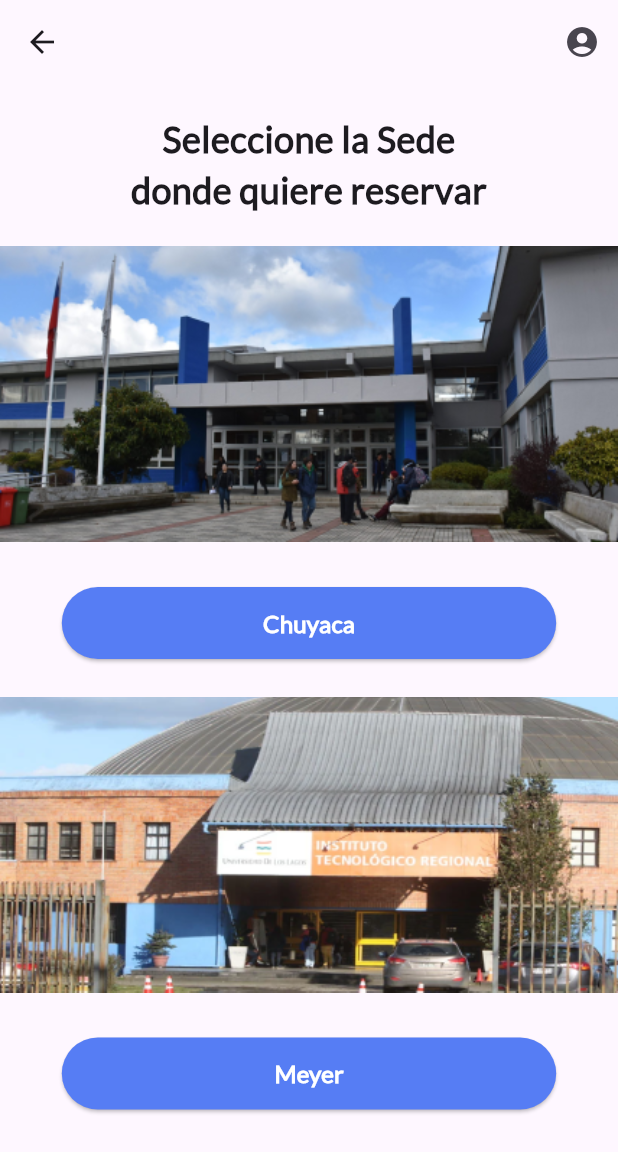
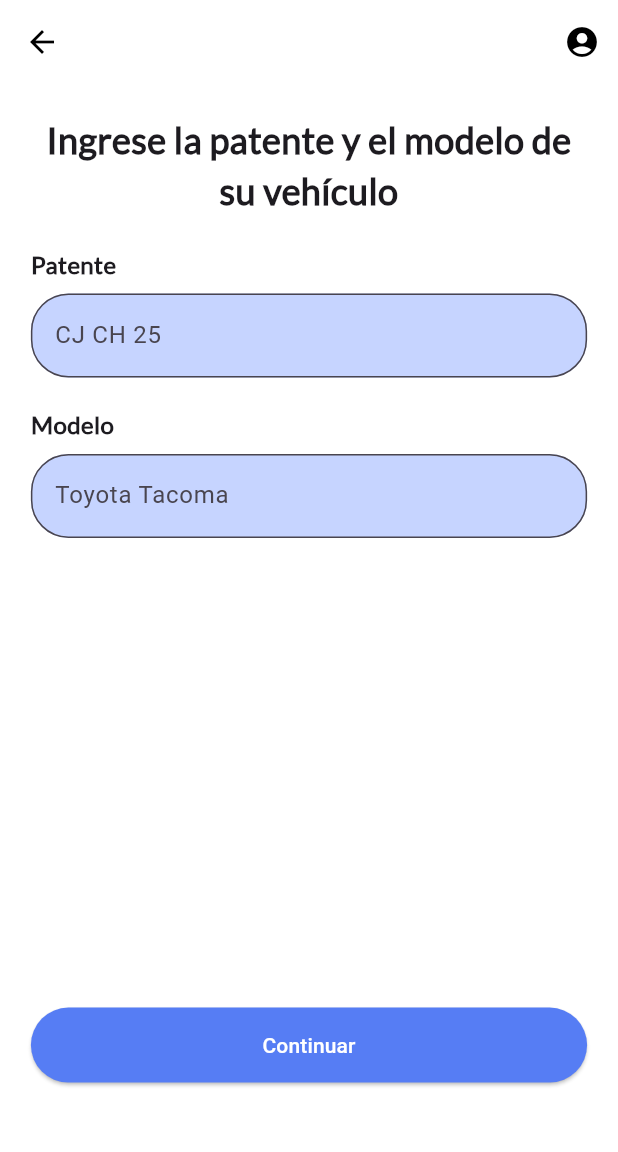
Before and after one commit to MassimoLarger/Projecto-Estacionamiento, a Flutter app: the RegisterVehiclePage screen opened directly, after a tap on "Agregar vehículo nuevo", on a phone screen of 412 x 824 dp. Shown: the top 1152 px of the screen. Run offline on Flutter 3.47's test engine with Material 3 defaults, Android fonts, the light colour scheme and no system bars.

Commit message:
Screen Nueva  Patente_Modelo

```diff
--- a/vistas/app_movil/lib/pantallas/iniciar_sesion.dart
+++ b/vistas/app_movil/lib/pantallas/iniciar_sesion.dart
@@ -82,10 +82,10 @@ class LoginScreen extends StatelessWidget {
                   const SizedBox(height: 20),
                   ElevatedButton(
                     onPressed: () {
-                      Navigator.push(
-                        context,
-                        MaterialPageRoute(builder: (context) => const TipodecuentaWidget()),
-                      );
+                      //Navigator.push(
+                        //context,
+                        //MaterialPageRoute(builder: (context) => const TipodecuentaWidget()),
+                      //);
                     },
                     style: ElevatedButton.styleFrom(
                       backgroundColor: const Color(0xFF567DF4),
@@ -109,7 +109,7 @@ class LoginScreen extends StatelessWidget {
                             ),
                             recognizer: TapGestureRecognizer()
                               ..onTap = () {
-                                // Navigator.push(context, MaterialPageRoute(builder: (context) => CreateAccountScreen()));
+                                Navigator.push(context, MaterialPageRoute(builder: (context) => const TipodecuentaWidget()));
                               },
                           ),
                         ],
--- /dev/null
+++ b/vistas/app_movil/lib/pantallas/patente_modelo.dart
@@ -0,0 +1,106 @@
+import 'package:flutter/material.dart';
+
+class VehicleInfoPage extends StatelessWidget {
+  const VehicleInfoPage({super.key});
+
+  @override
+  Widget build(BuildContext context) {
+    var screenSize = MediaQuery.of(context).size;
+
+    return Scaffold(
+      backgroundColor: Colors.white,
+      appBar: AppBar(
+        leading: IconButton(
+          icon: const Icon(Icons.arrow_back, color: Colors.black), // Icono de volver ahora en negro
+          onPressed: () => Navigator.pop(context),
+        ),
+        actions: [
+          IconButton(
+            icon: const Icon(Icons.account_circle, color: Colors.black),
+            onPressed: () {
+              // Placeholder for functionality
+            },
+          ),
+        ],
+        backgroundColor: Colors.white, // Usando Colors.white directamente
+        elevation: 0,
+        // Sobreescribir el tema para asegurar el color blanco
+        iconTheme: const IconThemeData(color: Colors.black),
+        titleTextStyle: const TextStyle(color: Colors.black, fontSize: 20, fontWeight: FontWeight.bold),
+      ),
+      body: SingleChildScrollView(
+        child: Padding(
+          padding: EdgeInsets.all(screenSize.width * 0.05),
+          child: Column(
+            crossAxisAlignment: CrossAxisAlignment.start,
+            children: [
+              const Text(
+                'Ingrese la patente y el modelo de su vehículo',
+                textAlign: TextAlign.center,
+                style: TextStyle(
+                  fontFamily: 'Lato',
+                  fontSize: 24,
+                  fontWeight: FontWeight.bold,
+                ),
+              ),
+              const SizedBox(height: 20),
+              const Text(
+                'Patente',
+                style: TextStyle(
+                  fontFamily: 'Lato',
+                  fontSize: 16,
+                  fontWeight: FontWeight.bold,
+                ),
+              ),
+              const SizedBox(height: 8),
+              TextField(
+                decoration: InputDecoration(
+                  hintText: 'CJ CH 25',
+                  border: OutlineInputBorder(
+                    borderRadius: BorderRadius.circular(25),
+                    borderSide: const BorderSide(color: Color.fromRGBO(198, 212, 255, 1), width: 1.0),
+                  ),
+                  filled: true,
+                  fillColor: const Color.fromRGBO(198, 212, 255, 1),
+                ),
+              ),
+              const SizedBox(height: 20),
+              const Text(
+                'Modelo',
+                style: TextStyle(
+                  fontFamily: 'Lato',
+                  fontSize: 16,
+                  fontWeight: FontWeight.bold,
+                ),
+              ),
+              const SizedBox(height: 8),
+              TextField(
+                decoration: InputDecoration(
+                  hintText: 'Toyota Tacoma',
+                  border: OutlineInputBorder(
+                    borderRadius: BorderRadius.circular(25),
+                    borderSide: const BorderSide(color: Color.fromRGBO(198, 212, 255, 1), width: 1.0),
+                  ),
+                  filled: true,
+                  fillColor: const Color(0xFFC6D4FF),
+                ),
+              ),
+              SizedBox(height: screenSize.height * 0.38),
+              ElevatedButton(
+                onPressed: () {
+
+                },
+                style: ElevatedButton.styleFrom(
+                  backgroundColor: const Color(0xFF567DF4),
+                  foregroundColor: Colors.white,
+                  minimumSize: Size(screenSize.width * 0.9, 50), // Hace que el botón sea tan ancho como el 90% del ancho de la pantalla
+                ),
+                child: const Text('Continuar'),
+              ),
+            ],
+          ),
+        ),
+      ),
+    );
+  }
+}
--- a/vistas/app_movil/lib/pantallas/registrar_vehiculo.dart
+++ b/vistas/app_movil/lib/pantallas/registrar_vehiculo.dart
@@ -1,5 +1,6 @@
 import 'package:flutter/material.dart';
 import 'sede.dart';
+import 'patente_modelo.dart';
 
 class RegisterVehiclePage extends StatelessWidget {
   const RegisterVehiclePage({super.key});
@@ -55,7 +56,7 @@ class RegisterVehiclePage extends StatelessWidget {
                 onPressed: () {
                   Navigator.push(
                     context,
-                    MaterialPageRoute(builder: (context) => const SelectCampusPage()),
+                    MaterialPageRoute(builder: (context) => const VehicleInfoPage()),
                   );
                 },
                 style: ElevatedButton.styleFrom(
```
